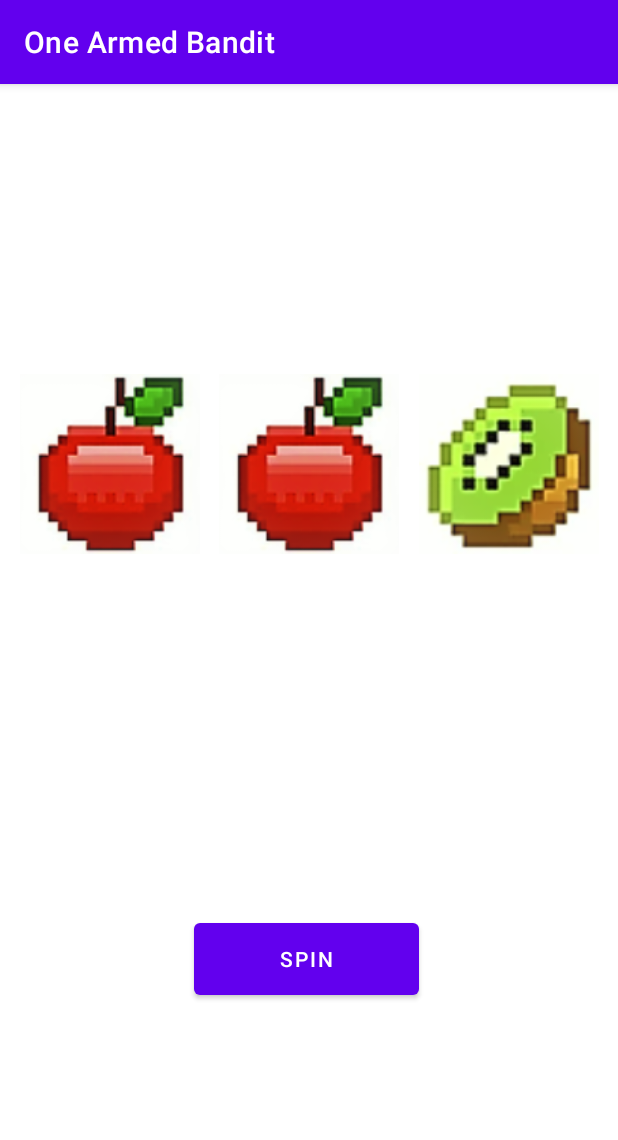
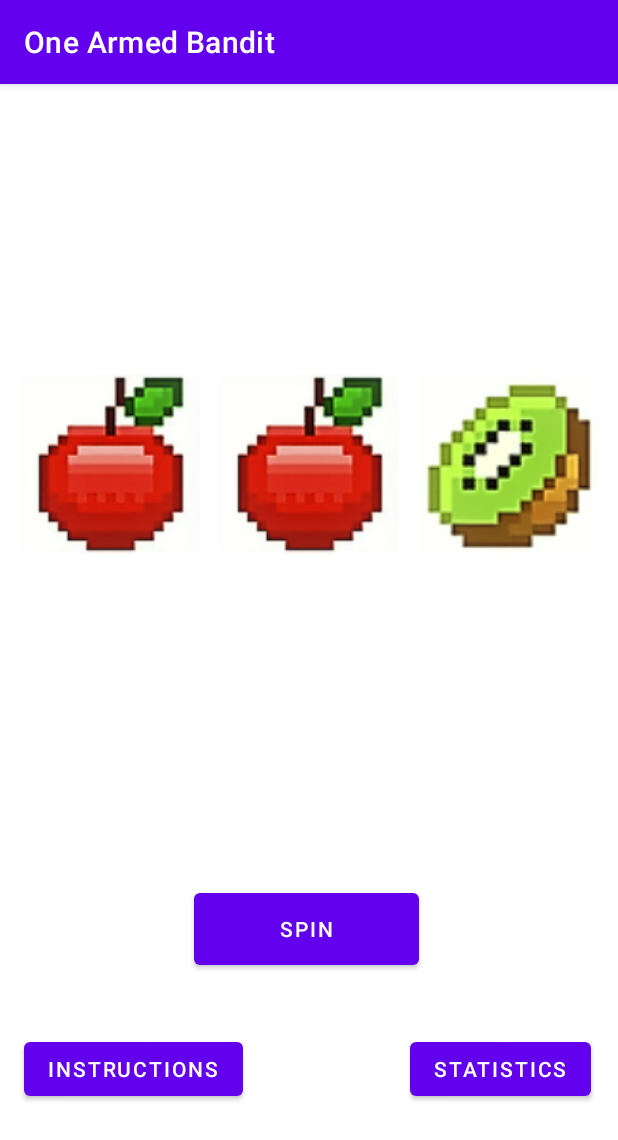
Before and after one commit to ndavido/One_Armed_Bandit, an Android app: the screen it shows after launch (MainActivity), after a tap on "SPIN", on a phone screen of 412 x 824 dp. Shown: the top 1140 px of the screen. Run offline under Robolectric (Android 15) with nearby library versions, the light colour scheme and no system bars.

Commit message:
Added Instruction + Statistics page

```diff
--- a/app/src/main/AndroidManifest.xml
+++ b/app/src/main/AndroidManifest.xml
@@ -14,6 +14,12 @@
         android:theme="@style/Theme.OneArmedBandit"
         tools:targetApi="31">
         <activity
+            android:name=".Statistics"
+            android:exported="false" />
+        <activity
+            android:name=".Instructions"
+            android:exported="false" />
+        <activity
             android:name=".MainActivity"
             android:exported="true">
             <intent-filter>
--- a/app/src/main/java/com/example/onearmedbandit/MainActivity.kt
+++ b/app/src/main/java/com/example/onearmedbandit/MainActivity.kt
@@ -8,6 +8,7 @@ package com.example.onearmedbandit
  * Class Group : SD3b
  */
 
+import android.content.Intent
 import androidx.appcompat.app.AppCompatActivity
 import android.os.Bundle
 import android.widget.Button
@@ -25,6 +26,18 @@ class MainActivity : AppCompatActivity() {
 
         val spinReel: Button = findViewById(R.id.button)
         spinReel.setOnClickListener{ spinReel() }
+
+        val instructionButton = findViewById<Button>(R.id.second_act_btn)
+        instructionButton.setOnClickListener{
+            val intent = Intent(this,Instructions::class.java)
+            startActivity(intent)
+        }
+
+        val statisticsButton = findViewById<Button>(R.id.third_act_btn)
+        statisticsButton.setOnClickListener{
+            val intent = Intent(this,Statistics::class.java)
+            startActivity(intent)
+        }
     }
 
     private fun spinReel() {
@@ -34,8 +47,8 @@ class MainActivity : AppCompatActivity() {
         val reel3 = Reel(4)
 
         val reelSpin1 = reel1.spin()
-        val reelSpin2 = reel1.spin()
-        val reelSpin3 = reel1.spin()
+        val reelSpin2 = reel2.spin()
+        val reelSpin3 = reel3.spin()
 
         /** Find the ImageView in the layout */
         val reelImage1: ImageView = findViewById(R.id.imageView)
@@ -72,8 +85,6 @@ class MainActivity : AppCompatActivity() {
         reelImage1.contentDescription = reelSpin1.toString()
         reelImage2.contentDescription = reelSpin2.toString()
         reelImage3.contentDescription = reelSpin3.toString()
-
-
     }
 }
 
--- a/app/src/main/res/layout/activity_main.xml
+++ b/app/src/main/res/layout/activity_main.xml
@@ -47,10 +47,35 @@
         android:id="@+id/button"
         android:layout_width="150dp"
         android:layout_height="60dp"
-        android:layout_marginTop="240dp"
+        android:layout_marginTop="220dp"
         android:text="@string/ReelSpin"
         app:layout_constraintEnd_toEndOf="parent"
         app:layout_constraintHorizontal_bias="0.494"
         app:layout_constraintStart_toStartOf="parent"
         app:layout_constraintTop_toBottomOf="@+id/imageView2" />
+
+    <Button
+        android:id="@+id/second_act_btn"
+        android:layout_width="wrap_content"
+        android:layout_height="wrap_content"
+        android:layout_marginBottom="48dp"
+        android:text="@string/Instruction"
+        app:layout_constraintBottom_toBottomOf="parent"
+        app:layout_constraintEnd_toEndOf="parent"
+        app:layout_constraintHorizontal_bias="0.06"
+        app:layout_constraintStart_toStartOf="parent"
+        app:layout_constraintTop_toBottomOf="@+id/button" />
+
+    <Button
+        android:id="@+id/third_act_btn"
+        android:layout_width="wrap_content"
+        android:layout_height="wrap_content"
+        android:layout_marginBottom="48dp"
+        android:text="@string/Stats"
+        app:layout_constraintBottom_toBottomOf="parent"
+        app:layout_constraintEnd_toEndOf="parent"
+        app:layout_constraintHorizontal_bias="0.939"
+        app:layout_constraintStart_toStartOf="parent"
+        app:layout_constraintTop_toBottomOf="@+id/button" />
+
 </androidx.constraintlayout.widget.ConstraintLayout>
--- a/app/src/main/res/values/strings.xml
+++ b/app/src/main/res/values/strings.xml
@@ -2,4 +2,6 @@
     <string name="app_name">One Armed Bandit</string>
     <string name="Spin" />
     <string name="ReelSpin">Spin</string>
+    <string name="Instruction">Instructions</string>
+    <string name="Stats">Statistics</string>
 </resources>
--- a/build.gradle
+++ b/build.gradle
@@ -2,7 +2,7 @@
 plugins {
     id 'com.android.application' version '7.2.2' apply false
     id 'com.android.library' version '7.2.2' apply false
-    id 'org.jetbrains.kotlin.android' version '1.6.10' apply false
+    id 'org.jetbrains.kotlin.android' version '1.7.10' apply false
 }
 
 task clean(type: Delete) {
```
Also changed, not shown: app/src/main/java/com/example/onearmedbandit/Instructions.kt (added, +11 -0 lines), app/src/main/java/com/example/onearmedbandit/Statistics.kt (added, +11 -0 lines), app/src/main/res/layout/activity_instructions.xml (added, +19 -0 lines), app/src/main/res/layout/activity_statistics.xml (added, +18 -0 lines), app/src/main/res/drawable/slotmachine.png (added).
